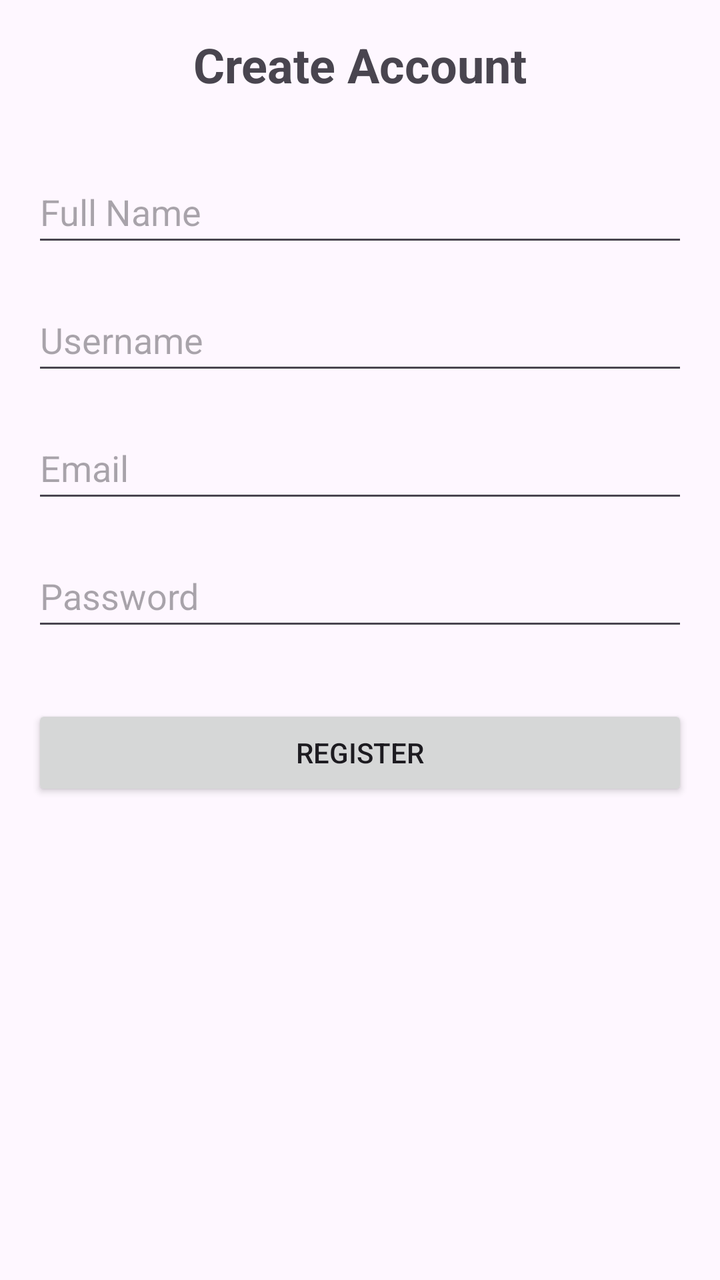
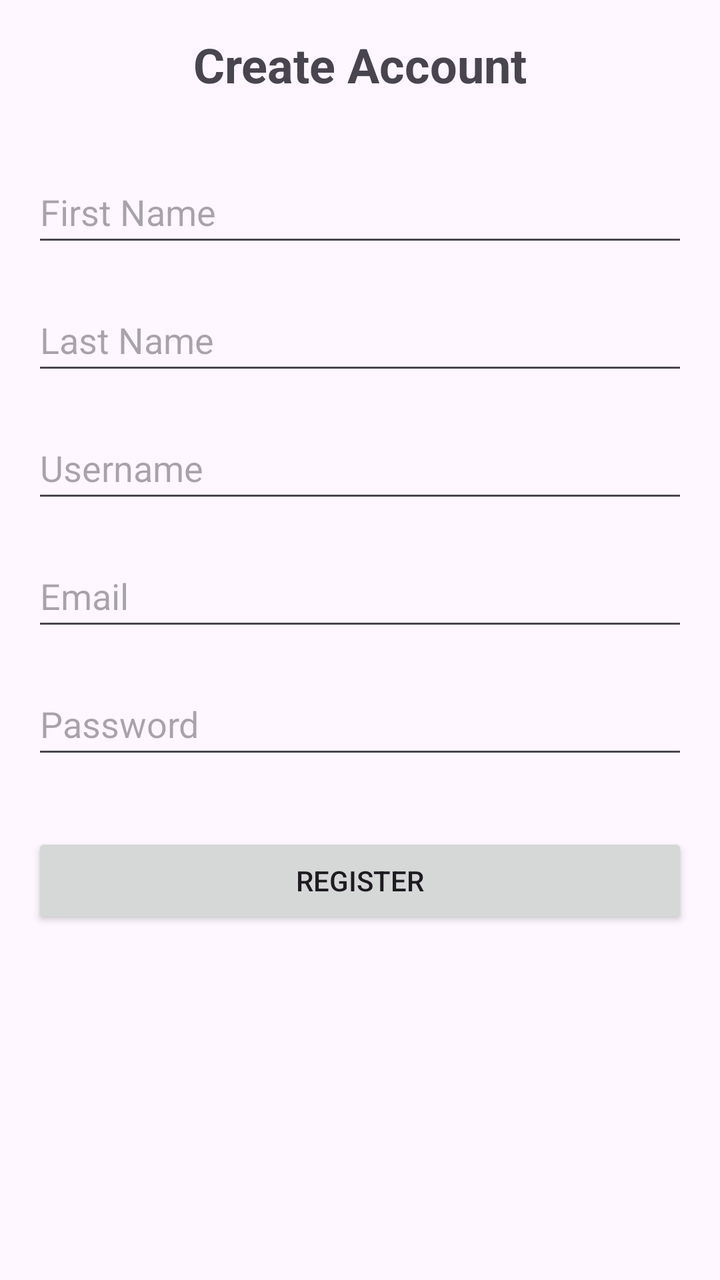

Compare the two renders of this Android layout. The source of the first and the diff that turns it into the second are given below.
<!-- AndroidManifest.xml: application theme Theme.GuitarHub -->
<!-- res/layout/activity_register.xml -->
<?xml version="1.0" encoding="utf-8"?>
<androidx.constraintlayout.widget.ConstraintLayout xmlns:android="http://schemas.android.com/apk/res/android"
    xmlns:app="http://schemas.android.com/apk/res-auto"
    xmlns:tools="http://schemas.android.com/tools"
    android:id="@+id/main"
    android:layout_width="match_parent"
    android:layout_height="match_parent"
    android:padding="16dp"
    tools:context=".RegisterActivity">

    <TextView
        android:id="@+id/tv_register_title"
        android:layout_width="wrap_content"
        android:layout_height="wrap_content"
        android:text="Create Account"
        android:textSize="24sp"
        android:textStyle="bold"
        app:layout_constraintBottom_toTopOf="@+id/et_full_name"
        app:layout_constraintEnd_toEndOf="parent"
        app:layout_constraintStart_toStartOf="parent"
        app:layout_constraintTop_toTopOf="parent"
        app:layout_constraintVertical_bias="0.3" />

    <EditText
        android:id="@+id/et_full_name"
        android:layout_width="0dp"
        android:layout_height="wrap_content"
        android:layout_marginTop="32dp"
        android:hint="Full Name"
        android:inputType="textPersonName"
        android:minHeight="48dp"
        app:layout_constraintEnd_toEndOf="parent"
        app:layout_constraintStart_toStartOf="parent"
        app:layout_constraintTop_toBottomOf="@+id/tv_register_title" />

    <EditText
        android:id="@+id/et_username"
        android:layout_width="0dp"
        android:layout_height="wrap_content"
        android:layout_marginTop="16dp"
        android:hint="Username"
        android:inputType="textPersonName"
        android:minHeight="48dp"
        app:layout_constraintEnd_toEndOf="parent"
        app:layout_constraintStart_toStartOf="parent"
        app:layout_constraintTop_toBottomOf="@+id/et_full_name" />

    <EditText
        android:id="@+id/et_email"
        android:layout_width="0dp"
        android:layout_height="wrap_content"
        android:layout_marginTop="16dp"
        android:hint="Email"
        android:inputType="textEmailAddress"
        android:minHeight="48dp"
        app:layout_constraintEnd_toEndOf="parent"
        app:layout_constraintStart_toStartOf="parent"
        app:layout_constraintTop_toBottomOf="@+id/et_username" />

    <EditText
        android:id="@+id/et_password"
        android:layout_width="0dp"
        android:layout_height="wrap_content"
        android:layout_marginTop="16dp"
        android:hint="Password"
        android:inputType="textPassword"
        android:minHeight="48dp"
        app:layout_constraintEnd_toEndOf="parent"
        app:layout_constraintStart_toStartOf="parent"
        app:layout_constraintTop_toBottomOf="@+id/et_email" />

    <Button
        android:id="@+id/btn_register"
        android:layout_width="0dp"
        android:layout_height="wrap_content"
        android:layout_marginTop="32dp"
        android:text="Register"
        app:layout_constraintEnd_toEndOf="parent"
        app:layout_constraintStart_toStartOf="parent"
        app:layout_constraintTop_toBottomOf="@+id/et_password" />

</androidx.constraintlayout.widget.ConstraintLayout>
<!-- resources referenced by this layout -->
<resources>
  <style name="Theme.GuitarHub" parent="Base.Theme.GuitarHub" />
  <style name="Base.Theme.GuitarHub" parent="Theme.Material3.DayNight.NoActionBar">
          
          
      </style>
</resources>

<!-- the commit's change to res/layout/activity_register.xml (unified diff, before → after) -->
@@ -15,23 +15,35 @@
         android:text="Create Account"
         android:textSize="24sp"
         android:textStyle="bold"
-        app:layout_constraintBottom_toTopOf="@+id/et_full_name"
+        app:layout_constraintBottom_toTopOf="@+id/et_first_name"
         app:layout_constraintEnd_toEndOf="parent"
         app:layout_constraintStart_toStartOf="parent"
         app:layout_constraintTop_toTopOf="parent"
         app:layout_constraintVertical_bias="0.3" />
 
     <EditText
-        android:id="@+id/et_full_name"
+        android:id="@+id/et_first_name"
         android:layout_width="0dp"
         android:layout_height="wrap_content"
         android:layout_marginTop="32dp"
-        android:hint="Full Name"
+        android:hint="First Name"
         android:inputType="textPersonName"
         android:minHeight="48dp"
         app:layout_constraintEnd_toEndOf="parent"
         app:layout_constraintStart_toStartOf="parent"
         app:layout_constraintTop_toBottomOf="@+id/tv_register_title" />
+
+    <EditText
+        android:id="@+id/et_last_name"
+        android:layout_width="0dp"
+        android:layout_height="wrap_content"
+        android:layout_marginTop="16dp"
+        android:hint="Last Name"
+        android:inputType="textPersonName"
+        android:minHeight="48dp"
+        app:layout_constraintEnd_toEndOf="parent"
+        app:layout_constraintStart_toStartOf="parent"
+        app:layout_constraintTop_toBottomOf="@+id/et_first_name" />
 
     <EditText
         android:id="@+id/et_username"
@@ -43,7 +55,7 @@
         android:minHeight="48dp"
         app:layout_constraintEnd_toEndOf="parent"
         app:layout_constraintStart_toStartOf="parent"
-        app:layout_constraintTop_toBottomOf="@+id/et_full_name" />
+        app:layout_constraintTop_toBottomOf="@+id/et_last_name" />
 
     <EditText
         android:id="@+id/et_email"
